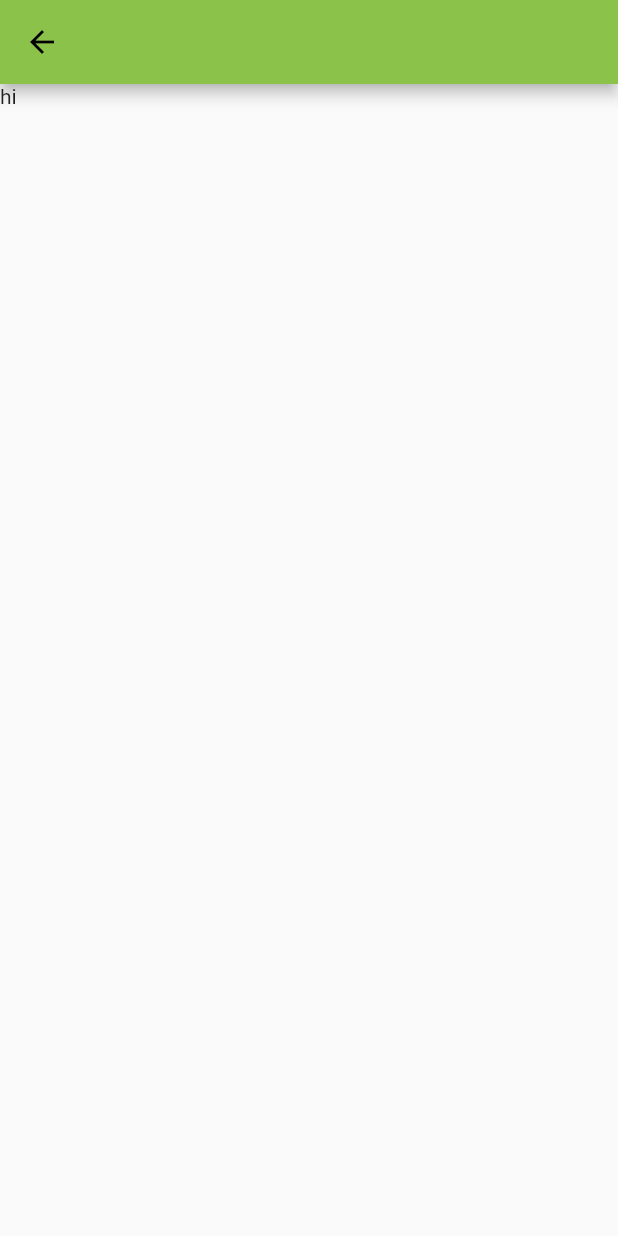
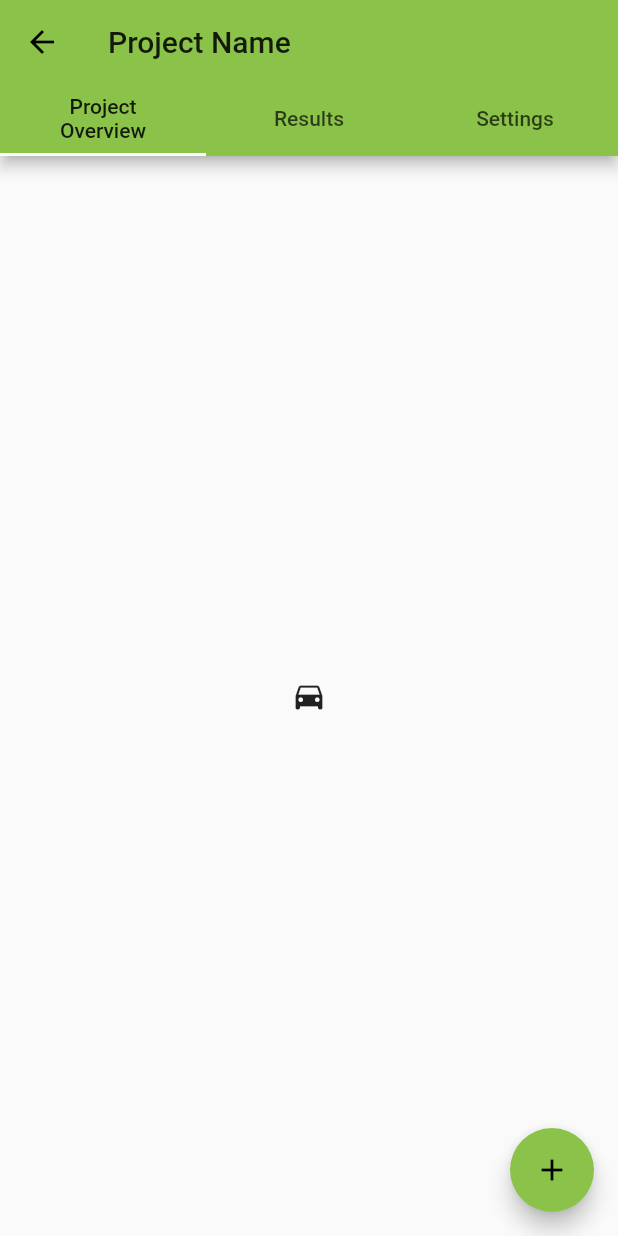
Before and after one commit to yashodgayashan/Behavioural-Science-Lab-Mobile-App, a Flutter app: the Menu screen opened directly, on a phone screen of 412 x 824 dp. Run offline on Flutter 3.47's test engine with Material 2 defaults, Android fonts, the phone set to English and light mode, and no system bars; Roboto replaces fonts that are missing (NeuzeitSBook).

Commit message:
Added tab controller for menu page

```diff
--- a/lib/screens/menu_page.dart
+++ b/lib/screens/menu_page.dart
@@ -8,9 +8,31 @@ class Menu extends StatefulWidget {
 class _MenuState extends State<Menu> {
   @override
   Widget build(BuildContext context) {
-    return Scaffold(
-      appBar: AppBar(),
-      body: Text("hi"),
+    return DefaultTabController(
+      length: 3,
+      child: Scaffold(
+        appBar: AppBar(
+          bottom: TabBar(
+            tabs: [
+              Tab(child: Text("Project Overview",textAlign: TextAlign.center,)),
+              Tab(child: Text("Results")),
+              Tab(child: Text("Settings"),)
+            ],
+          ),
+          title: Text('Project Name'),
+        ),
+        body: TabBarView(
+          children: [
+            Icon(Icons.directions_car),
+            Icon(Icons.directions_transit),
+            Icon(Icons.settings)
+          ],
+        ),
+        floatingActionButton: FloatingActionButton(
+          onPressed: () {},
+          child: Icon(Icons.add),
+        ),
+      ),
     );
   }
 }
```
